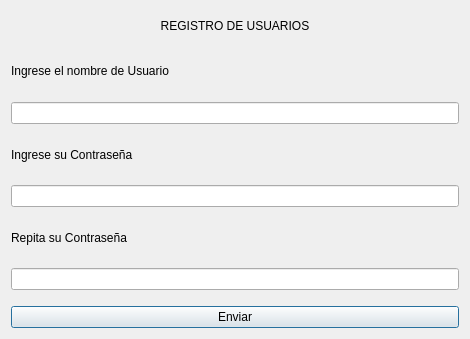
This is vtnRegistro.ui in clch2409/biblioteca_personal_pyqt as Qt 5 draws it before an edit. The edited form follows.
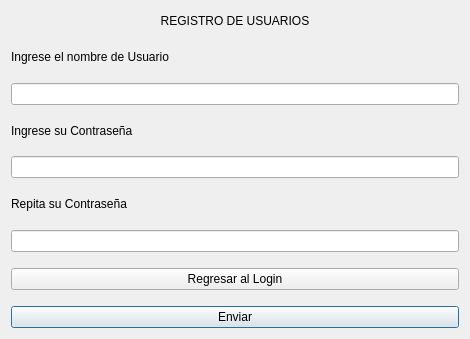
This is the edited form.

Commit message: Agregando el botón de regresar al login en el registro

The edit to the form file:
```diff
--- a/vtnRegistro.ui
+++ b/vtnRegistro.ui
@@ -1,7 +1,7 @@
 <?xml version="1.0" encoding="UTF-8"?>
 <ui version="4.0">
- <class>dialogRegistro</class>
- <widget class="QDialog" name="dialogRegistro">
+ <class>dialogLogin</class>
+ <widget class="QDialog" name="dialogLogin">
   <property name="geometry">
    <rect>
     <x>0</x>
@@ -27,6 +27,13 @@
      </property>
     </widget>
    </item>
+   <item row="7" column="0">
+    <widget class="QLineEdit" name="txtRepetir">
+     <property name="echoMode">
+      <enum>QLineEdit::EchoMode::Password</enum>
+     </property>
+    </widget>
+   </item>
    <item row="0" column="0">
     <widget class="QLabel" name="label">
      <property name="text">
@@ -44,7 +51,7 @@
      </property>
     </widget>
    </item>
-   <item row="7" column="0">
+   <item row="9" column="0">
     <widget class="QPushButton" name="btnEnviar">
      <property name="text">
       <string>Enviar</string>
@@ -72,10 +79,10 @@
      </property>
     </widget>
    </item>
-   <item row="6" column="0">
-    <widget class="QLineEdit" name="txtRepetir">
-     <property name="echoMode">
-      <enum>QLineEdit::EchoMode::Password</enum>
+   <item row="8" column="0">
+    <widget class="QPushButton" name="btnRegresar">
+     <property name="text">
+      <string>Regresar al Login</string>
      </property>
     </widget>
    </item>
```
The commit also changes 1 other file.
